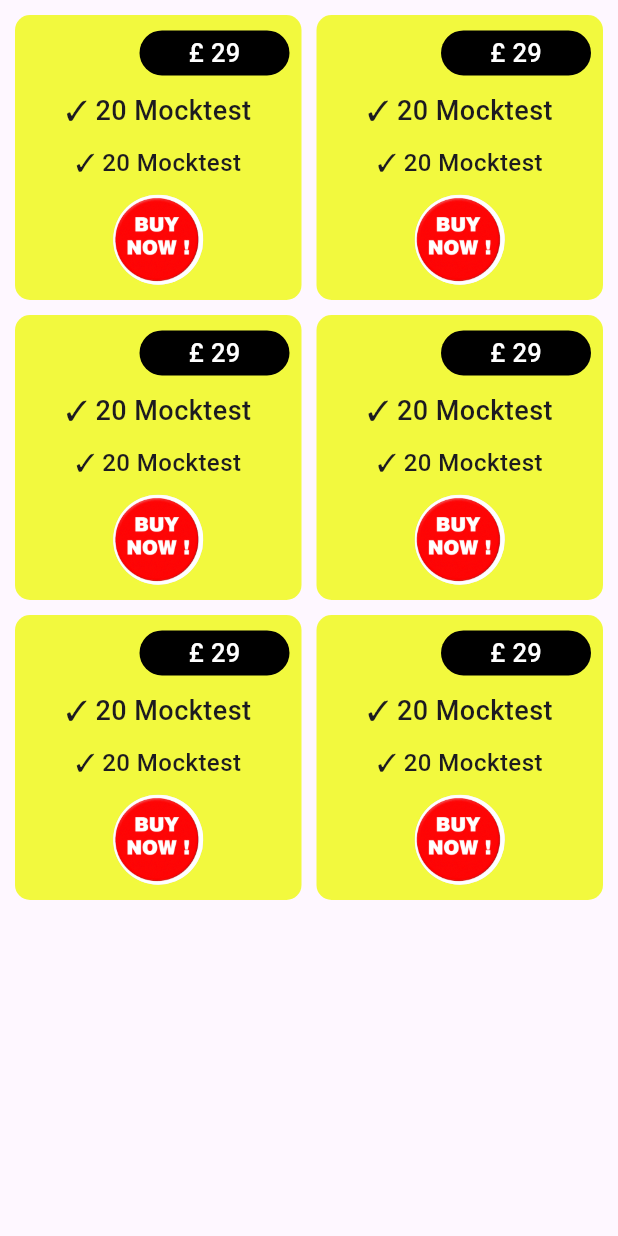
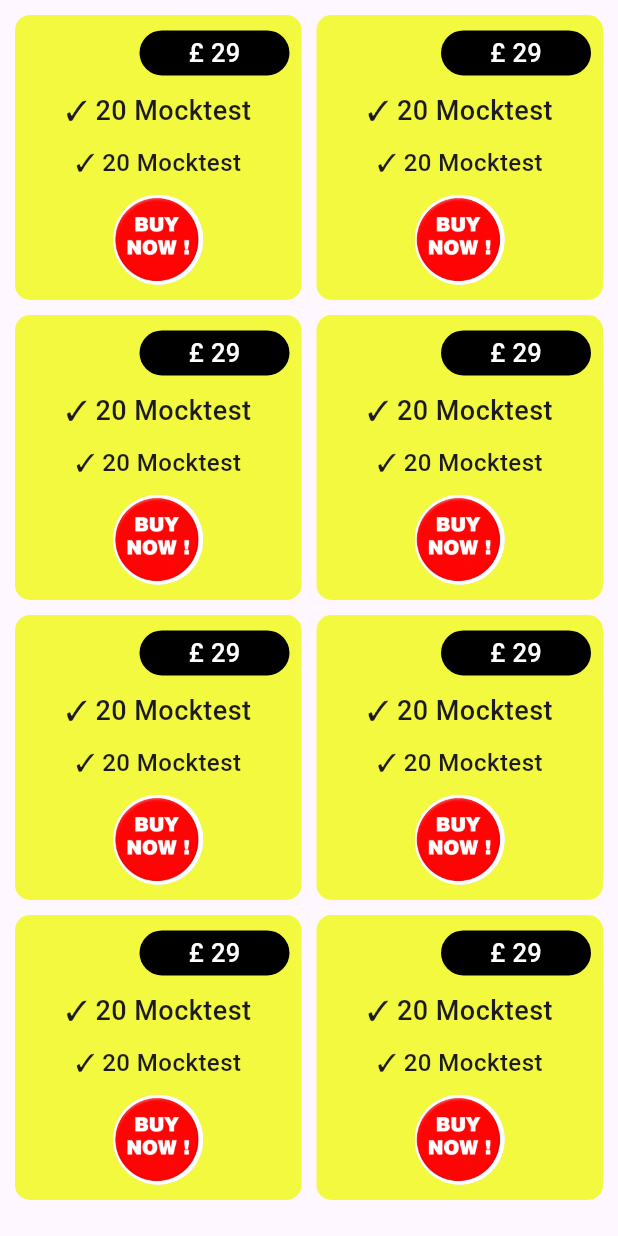
Before and after one commit to uzzalbiswas171/SERU-MOBILE-APPS, a Flutter app: the PackageScreen screen opened directly, on a phone screen of 412 x 824 dp. Run offline on Flutter 3.47's test engine with Material 3 defaults, Android fonts, the phone set to English and light mode, and no system bars; our stand-ins replace animated_notch_bottom_bar, another_flushbar, carousel_slider, get_storage, google_fonts; accounts and stored records are empty.

Commit message:
edited pacage

```diff
--- a/lib/View/BootomBar/PackageScreen/package_screen.dart
+++ b/lib/View/BootomBar/PackageScreen/package_screen.dart
@@ -25,9 +25,10 @@ class _PackageScreenState extends State<PackageScreen> {
         width: double.infinity,
         child:  Padding(
           padding: const EdgeInsets.all(10.0),
+          child: SingleChildScrollView(
             child: GridView.builder(
               shrinkWrap: true,
-            itemCount: 6,
+              itemCount: 8,
               physics: NeverScrollableScrollPhysics(),
               gridDelegate: SliverGridDelegateWithFixedCrossAxisCount(
                   crossAxisCount: 2,
@@ -186,6 +187,7 @@ class _PackageScreenState extends State<PackageScreen> {
             },),
           ),
         ),
+      ),
     );
   }
 }
--- a/lib/View/BootomBar/ProfileScreen/prfile_screen.dart
+++ b/lib/View/BootomBar/ProfileScreen/prfile_screen.dart
@@ -83,7 +83,8 @@ class _ProfileScreenState extends State<ProfileScreen> {
                     color: Main_Theme_Color.withOpacity(0.7),
                   ),
                   alignment: Alignment.center,
-                  child: CustomText(text: "${profileaccess[index]}", fontSize: 15, fontWeight: FontWeight.w500),
+                  child: CustomText(text: "${profileaccess[index]}",
+                      fontSize: 15, fontWeight: FontWeight.bold),
                 );
               },) ,
           )
```
Lines whose indentation alone changed are shown as unchanged.
